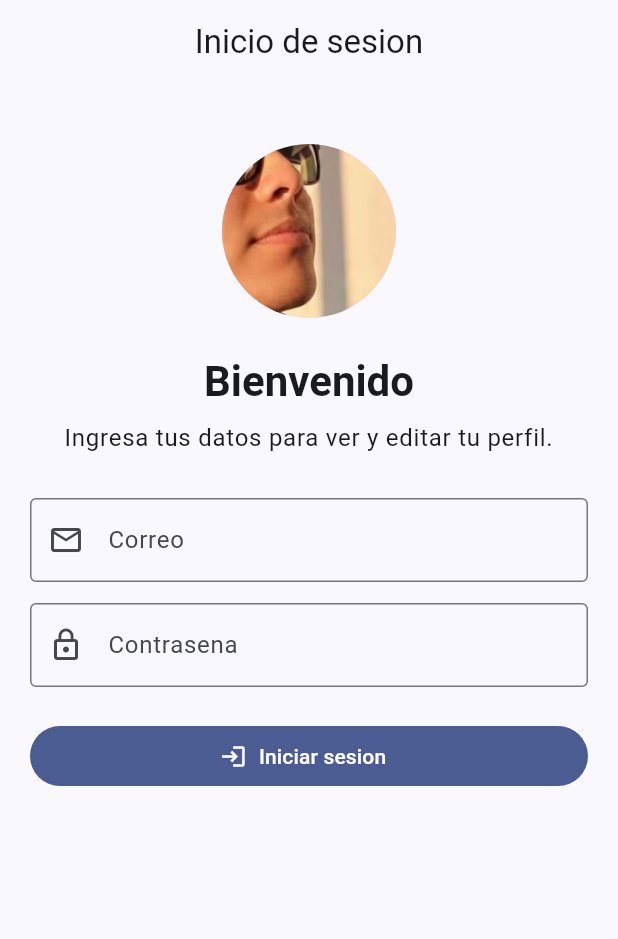
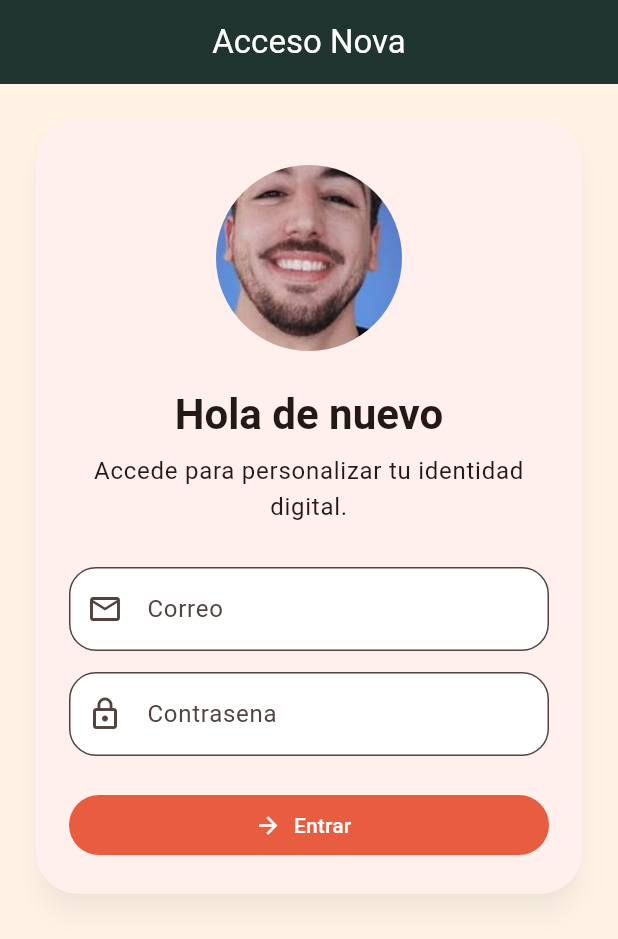
Before and after one commit to sespinoza04/moviles-lab6, a Flutter app: the screen it shows after launch, on a phone screen of 412 x 824 dp. Shown: the top 939 px of the screen. Run offline on Flutter 3.47's test engine with Material 3 defaults, Android fonts, the phone set to English and light mode, and no system bars; our stand-ins replace image_picker.

Commit message:
Add: Mejoras diseño

```diff
--- a/lib/home.dart
+++ b/lib/home.dart
@@ -76,14 +76,14 @@ class _HomePageState extends State<HomePage> {
     if (path != null) {
       return FileImage(File(path));
     }
-    return const AssetImage('perfil.png');
+    return const AssetImage('foto2.jpg');
   }
 
   @override
   Widget build(BuildContext context) {
     return Scaffold(
       appBar: AppBar(
-        title: Text(_loggedIn ? 'Perfil de usuario' : 'Inicio de sesion'),
+        title: Text(_loggedIn ? 'Nova ID' : 'Acceso Nova'),
         centerTitle: true,
       ),
       body: SafeArea(
@@ -132,23 +132,29 @@ class _LoginView extends StatelessWidget {
     return SingleChildScrollView(
       key: const ValueKey('login'),
       padding: const EdgeInsets.all(20),
+      child: Card(
+        elevation: 8,
+        shadowColor: Colors.black26,
+        shape: RoundedRectangleBorder(borderRadius: BorderRadius.circular(28)),
+        child: Padding(
+          padding: const EdgeInsets.all(22),
           child: Form(
             key: formKey,
             child: Column(
               crossAxisAlignment: CrossAxisAlignment.stretch,
               children: [
-            const SizedBox(height: 20),
-            CircleAvatar(radius: 58, backgroundImage: imageProvider),
+                const SizedBox(height: 8),
+                CircleAvatar(radius: 62, backgroundImage: imageProvider),
                 const SizedBox(height: 24),
                 Text(
-              'Bienvenido',
+                  'Hola de nuevo',
                   textAlign: TextAlign.center,
                   style: Theme.of(context).textTheme.headlineMedium
                       ?.copyWith(fontWeight: FontWeight.bold),
                 ),
                 const SizedBox(height: 8),
                 Text(
-              'Ingresa tus datos para ver y editar tu perfil.',
+                  'Accede para personalizar tu identidad digital.',
                   textAlign: TextAlign.center,
                   style: Theme.of(context).textTheme.bodyLarge,
                 ),
@@ -157,7 +163,6 @@ class _LoginView extends StatelessWidget {
                   controller: emailController,
                   keyboardType: TextInputType.emailAddress,
                   decoration: const InputDecoration(
-                border: OutlineInputBorder(),
                     labelText: 'Correo',
                     prefixIcon: Icon(Icons.email_outlined),
                   ),
@@ -177,7 +182,6 @@ class _LoginView extends StatelessWidget {
                   controller: passwordController,
                   obscureText: true,
                   decoration: const InputDecoration(
-                border: OutlineInputBorder(),
                     labelText: 'Contrasena',
                     prefixIcon: Icon(Icons.lock_outline),
                   ),
@@ -195,10 +199,12 @@ class _LoginView extends StatelessWidget {
                 const SizedBox(height: 22),
                 FilledButton.icon(
                   onPressed: onLogin,
-              icon: const Icon(Icons.login),
-              label: const Text('Iniciar sesion'),
+                  icon: const Icon(Icons.arrow_forward),
+                  label: const Text('Entrar'),
                 ),
               ],
+            ),
+          ),
         ),
       ),
     );
@@ -293,12 +299,18 @@ class _ProfileViewState extends State<_ProfileView> {
     return SingleChildScrollView(
       key: const ValueKey('profile'),
       padding: const EdgeInsets.all(20),
+      child: Card(
+        elevation: 8,
+        shadowColor: Colors.black26,
+        shape: RoundedRectangleBorder(borderRadius: BorderRadius.circular(28)),
+        child: Padding(
+          padding: const EdgeInsets.all(22),
           child: Form(
             key: _profileFormKey,
             child: Column(
               crossAxisAlignment: CrossAxisAlignment.stretch,
               children: [
-            const SizedBox(height: 16),
+                const SizedBox(height: 8),
                 Center(
                   child: Stack(
                     alignment: Alignment.bottomRight,
@@ -324,7 +336,7 @@ class _ProfileViewState extends State<_ProfileView> {
                 ),
                 const SizedBox(height: 6),
                 Text(
-              'Usuario registrado',
+                  'Perfil activo en Nova',
                   textAlign: TextAlign.center,
                   style: Theme.of(context).textTheme.bodyLarge,
                 ),
@@ -355,7 +367,7 @@ class _ProfileViewState extends State<_ProfileView> {
                   FilledButton.icon(
                     onPressed: _saveProfile,
                     icon: const Icon(Icons.save_outlined),
-                label: const Text('Guardar cambios'),
+                    label: const Text('Guardar perfil'),
                   ),
                   const SizedBox(height: 8),
                   OutlinedButton.icon(
@@ -378,16 +390,18 @@ class _ProfileViewState extends State<_ProfileView> {
                   FilledButton.icon(
                     onPressed: () => setState(() => _editing = true),
                     icon: const Icon(Icons.edit_outlined),
-                label: const Text('Editar datos'),
+                    label: const Text('Personalizar datos'),
                   ),
                   const SizedBox(height: 8),
                   OutlinedButton.icon(
                     onPressed: widget.onLogout,
                     icon: const Icon(Icons.logout),
-                label: const Text('Cerrar sesion'),
+                    label: const Text('Salir'),
                   ),
                 ],
               ],
+            ),
+          ),
         ),
       ),
     );
--- a/lib/main.dart
+++ b/lib/main.dart
@@ -13,9 +13,25 @@ class ProfileLoginApp extends StatelessWidget {
   Widget build(BuildContext context) {
     return MaterialApp(
       debugShowCheckedModeBanner: false,
-      title: 'Login Perfil',
+      title: 'Nova ID',
       theme: ThemeData(
-        colorScheme: ColorScheme.fromSeed(seedColor: const Color(0xFF2563EB)),
+        colorScheme: ColorScheme.fromSeed(
+          seedColor: const Color(0xFFE85D3F),
+          primary: const Color(0xFFE85D3F),
+          secondary: const Color(0xFF1F7A5C),
+          surface: const Color(0xFFFFFBF5),
+        ),
+        scaffoldBackgroundColor: const Color(0xFFFFF3E6),
+        appBarTheme: const AppBarTheme(
+          backgroundColor: Color(0xFF20352F),
+          foregroundColor: Colors.white,
+          elevation: 0,
+        ),
+        inputDecorationTheme: InputDecorationTheme(
+          filled: true,
+          fillColor: Colors.white,
+          border: OutlineInputBorder(borderRadius: BorderRadius.circular(18)),
+        ),
         useMaterial3: true,
       ),
       home: const HomePage(),
--- a/pubspec.yaml
+++ b/pubspec.yaml
@@ -59,7 +59,7 @@ flutter:
   uses-material-design: true
 
   assets:
-    - perfil.png
+    - foto2.jpg
 
   # To add assets to your application, add an assets section, like this:
   # assets:
```
Also changed, not shown: foto2.jpg (added), 3 other files. Lines whose indentation alone changed are shown as unchanged.
